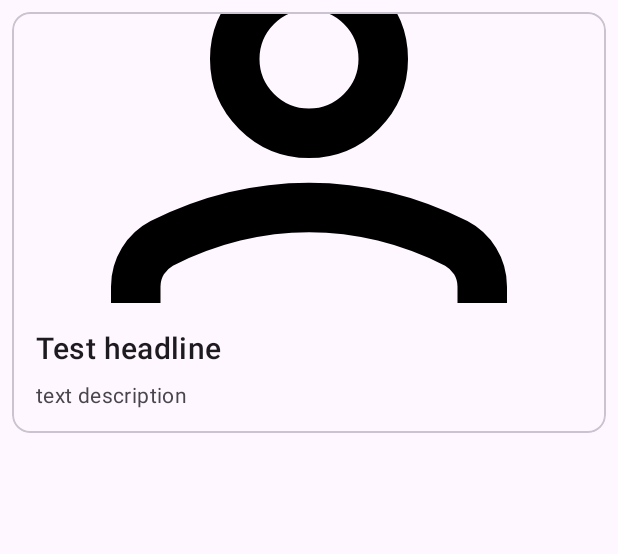
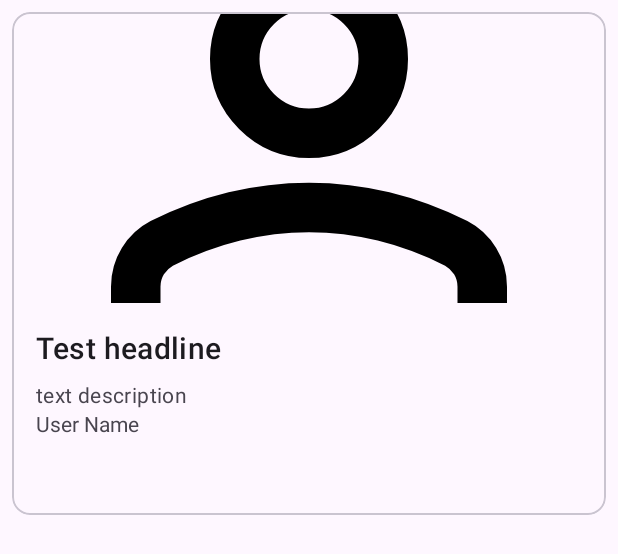
Before and after one commit to shaharm87/SellHub, an Android app: the layout card_layout.xml on its own in the app's theme, with its tools: preview values and no code run, on a phone screen of 412 x 824 dp. Shown: the top 554 px of the screen. Run offline under Robolectric (Android 15) with nearby library versions, the phone set to English and light mode, and no system bars.

Commit message:
added username to posts

```diff
--- a/app/src/main/java/com/example/sellhub/CardAdapter.kt
+++ b/app/src/main/java/com/example/sellhub/CardAdapter.kt
@@ -25,6 +25,7 @@ class CardAdapter(private val cardList: List<CardData>) :
 
         holder.titleTextView.text = currentItem.item.title
         holder.descriptionTextView.text = currentItem.item.description
+        holder.displayNameTextView.text = currentItem.item.displayName
     }
 
     override fun getItemCount(): Int {
@@ -36,5 +37,6 @@ class CardAdapter(private val cardList: List<CardData>) :
         // Views in your card layout
         val titleTextView: TextView = itemView.findViewById(R.id.card_header)
         val descriptionTextView: TextView = itemView.findViewById(R.id.card_description)
+        val displayNameTextView: TextView = itemView.findViewById(R.id.card_user_name)
     }
 }
--- a/app/src/main/java/com/example/sellhub/home/HomeViewModel.kt
+++ b/app/src/main/java/com/example/sellhub/home/HomeViewModel.kt
@@ -15,10 +15,11 @@ class HomeViewModel : ViewModel() {
                 for (document in documents) {
                     val data = document.data
                     val id = document.id
+                    val displayName = data["displayName"] as String
                     val title = data["title"] as String
                     val description = data["description"] as String
 
-                    val item = Item(title, description)
+                    val item = Item(displayName, title, description)
                     items.add(item)
                 }
                 callback(true, items)
--- a/app/src/main/java/com/example/sellhub/managers/UserManager.kt
+++ b/app/src/main/java/com/example/sellhub/managers/UserManager.kt
@@ -3,6 +3,7 @@ package com.example.sellhub.managers
 import android.util.Log
 import com.google.firebase.auth.FirebaseAuth
 import com.google.firebase.auth.FirebaseAuthException
+import com.google.firebase.auth.FirebaseUser
 import com.google.firebase.auth.UserProfileChangeRequest
 
 class UserManager {
@@ -63,4 +64,8 @@ class UserManager {
     fun isUserLogged(): Boolean {
         return auth.currentUser != null;
     }
+
+    fun getCurrentUser(): FirebaseUser? {
+        return auth.currentUser
+    }
 }
--- a/app/src/main/java/com/example/sellhub/newitem/AddItem.kt
+++ b/app/src/main/java/com/example/sellhub/newitem/AddItem.kt
@@ -9,6 +9,7 @@ import android.view.ViewGroup
 import android.widget.Button
 import android.widget.Toast
 import com.example.sellhub.R
+import com.example.sellhub.managers.UserManager
 import com.google.android.material.textfield.TextInputEditText
 
 class AddItem : Fragment() {
@@ -21,6 +22,7 @@ class AddItem : Fragment() {
     private lateinit var titleEditText: TextInputEditText
     private lateinit var descriptionEditText: TextInputEditText
     private lateinit var submitButton: Button
+    private val userManager = UserManager()
 
     override fun onCreateView(
         inflater: LayoutInflater, container: ViewGroup?,
@@ -40,7 +42,8 @@ class AddItem : Fragment() {
     private fun onSubmitClicked() {
         val title = titleEditText.text.toString()
         val description = descriptionEditText.text.toString()
-        val item = Item(title, description)
+        val userDisplayName = userManager.getCurrentUser()
+        val item = Item(userDisplayName?.displayName, title, description)
         viewModel.uploadItemToFirestore(item) { isSuccess, errorMessage ->
             if (!isSuccess) {
                 Toast.makeText(
--- a/app/src/main/java/com/example/sellhub/newitem/Item.kt
+++ b/app/src/main/java/com/example/sellhub/newitem/Item.kt
@@ -1,3 +1,3 @@
 package com.example.sellhub.newitem
 
-data class Item(val title: String, val description: String)
+data class Item(val displayName: String?, val title: String, val description: String)
--- a/app/src/main/java/com/example/sellhub/profile/ProfileViewModel.kt
+++ b/app/src/main/java/com/example/sellhub/profile/ProfileViewModel.kt
@@ -15,10 +15,11 @@ class ProfileViewModel : ViewModel() {
                 for (document in documents) {
                     val data = document.data
                     val id = document.id
+                    val displayName = data["displayName"] as String
                     val title = data["title"] as String
                     val description = data["description"] as String
 
-                    val item = Item(title, description)
+                    val item = Item(displayName, title, description)
                     items.add(item)
                 }
                 callback(true, items)
--- a/app/src/main/res/layout/card_layout.xml
+++ b/app/src/main/res/layout/card_layout.xml
@@ -22,18 +22,19 @@
 
             <LinearLayout
                 android:layout_width="match_parent"
-                android:layout_height="wrap_content"
+                android:layout_height="141dp"
                 android:orientation="vertical"
                 android:padding="16dp">
 
                 <!-- Title, secondary and supporting text -->
+
                 <TextView
                     android:id="@+id/card_header"
                     android:layout_width="wrap_content"
                     android:layout_height="wrap_content"
                     android:text="Test headline"
-                    android:textAppearance="?attr/textAppearanceHeadline6"
-                    />
+                    android:textAppearance="?attr/textAppearanceHeadline6" />
+
                 <TextView
                     android:id="@+id/card_description"
                     android:layout_width="wrap_content"
@@ -41,8 +42,13 @@
                     android:layout_marginTop="8dp"
                     android:text="text description"
                     android:textAppearance="?attr/textAppearanceBody2"
-                    android:textColor="?android:attr/textColorSecondary"
-                    />
+                    android:textColor="?android:attr/textColorSecondary" />
+
+                <TextView
+                    android:id="@+id/card_user_name"
+                    android:layout_width="match_parent"
+                    android:layout_height="wrap_content"
+                    android:text="User Name" />
             </LinearLayout>
         </LinearLayout>
     </com.google.android.material.card.MaterialCardView>
```
